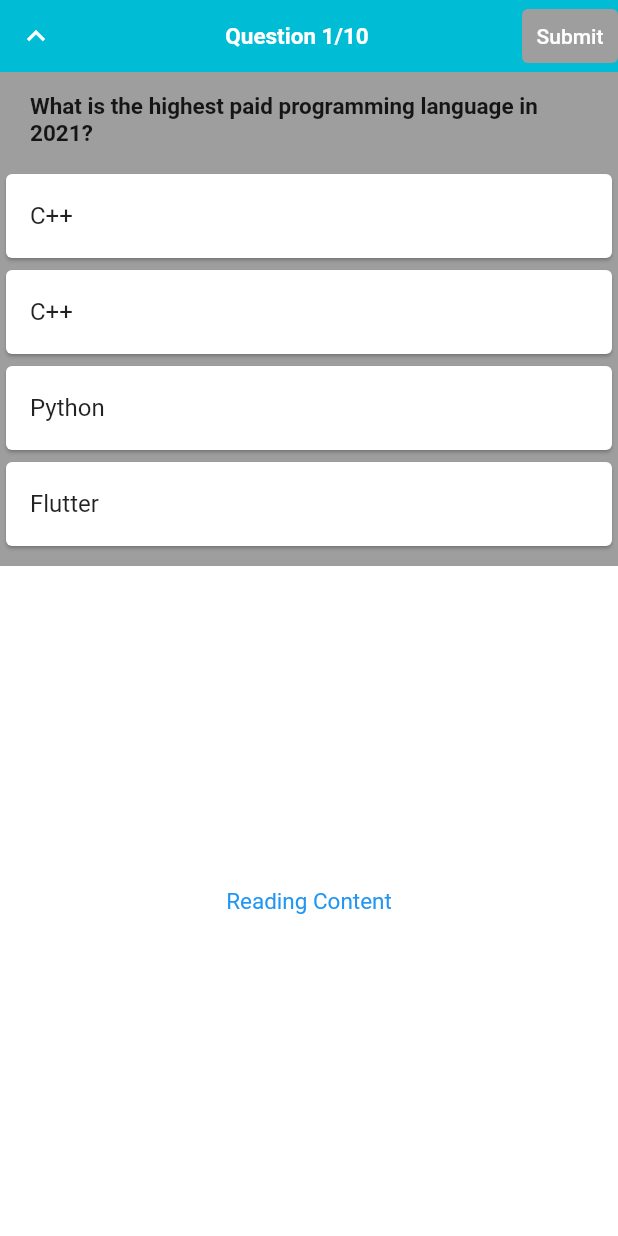
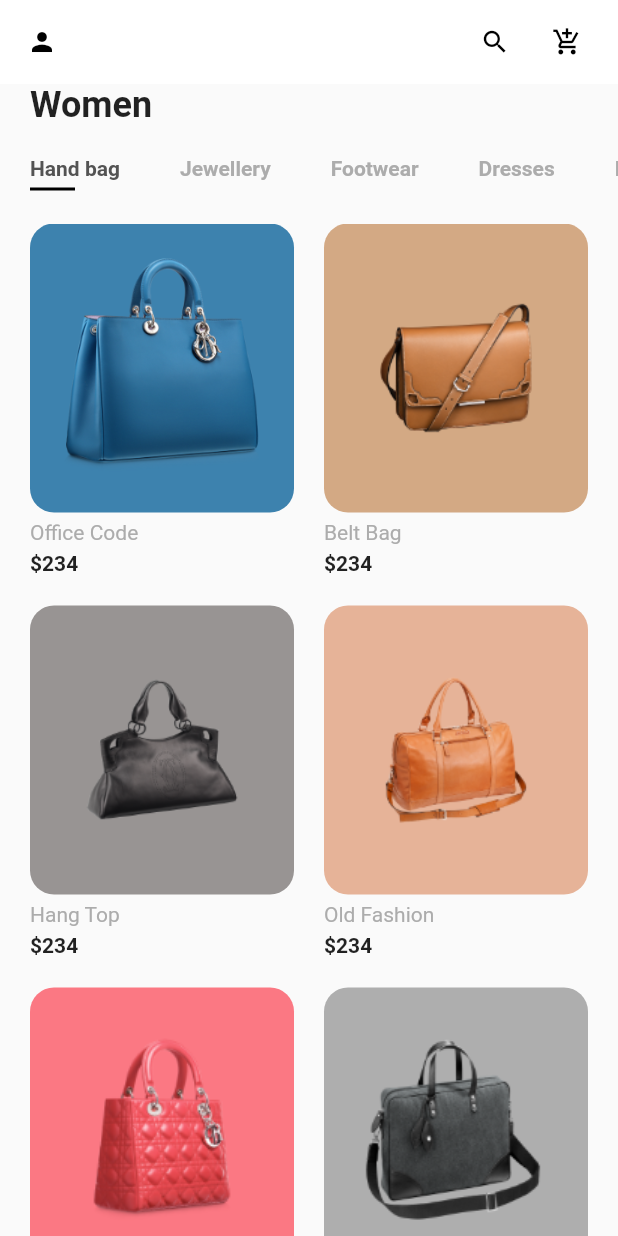
Before and after one commit to entest-hai/flutter_ielts, a Flutter app: the screen it shows after launch, on a phone screen of 412 x 824 dp. Run offline on Flutter 3.47's test engine with Material 2 defaults, Android fonts, the phone set to English and light mode, and no system bars.

Commit message:
add homepageview with gridview

```diff
--- /dev/null
+++ b/lib/Product.dart
@@ -0,0 +1,71 @@
+import 'package:flutter/material.dart';
+
+class Product {
+  final String image, title, description;
+  final int price, size, id;
+  final Color color;
+  Product({
+    this.id,
+    this.image,
+    this.title,
+    this.price,
+    this.description,
+    this.size,
+    this.color,
+  });
+}
+
+List<Product> products = [
+  Product(
+      id: 1,
+      title: "Office Code",
+      price: 234,
+      size: 12,
+      description: dummyText,
+      image: "assets/images/bag_1.png",
+      color: Color(0xFF3D82AE)),
+  Product(
+      id: 2,
+      title: "Belt Bag",
+      price: 234,
+      size: 8,
+      description: dummyText,
+      image: "assets/images/bag_2.png",
+      color: Color(0xFFD3A984)),
+  Product(
+      id: 3,
+      title: "Hang Top",
+      price: 234,
+      size: 10,
+      description: dummyText,
+      image: "assets/images/bag_3.png",
+      color: Color(0xFF989493)),
+  Product(
+      id: 4,
+      title: "Old Fashion",
+      price: 234,
+      size: 11,
+      description: dummyText,
+      image: "assets/images/bag_4.png",
+      color: Color(0xFFE6B398)),
+  Product(
+      id: 5,
+      title: "Office Code",
+      price: 234,
+      size: 12,
+      description: dummyText,
+      image: "assets/images/bag_5.png",
+      color: Color(0xFFFB7883)),
+  Product(
+    id: 6,
+    title: "Office Code",
+    price: 234,
+    size: 12,
+    description: dummyText,
+    image: "assets/images/bag_6.png",
+    color: Color(0xFFAEAEAE),
+  ),
+];
+
+String dummyText =
+    "Lorem Ipsum is simply dummy text of the printing and typesetting industry. Lorem Ipsum has been the industry's standard dummy text ever since. When an unknown printer took a galley.";
--- /dev/null
+++ b/lib/constants.dart
@@ -0,0 +1,6 @@
+import 'package:flutter/material.dart';
+
+const kTextColor = Color(0xFF535353);
+const kTextLightColor = Color(0xFFACACAC);
+
+const kDefaultPaddin = 20.0;
--- a/lib/main.dart
+++ b/lib/main.dart
@@ -1,6 +1,8 @@
 import 'dart:ui';
 import 'package:flutter/material.dart';
+import 'package:flutter_ielts/constants.dart';
 import 'dart:math' as math;
+import 'Product.dart';
 
 void main() {
   runApp(MyApp());
@@ -16,20 +18,214 @@ class MyApp extends StatelessWidget {
         primarySwatch: Colors.blue,
         visualDensity: VisualDensity.adaptivePlatformDensity,
       ),
-      home: ReadingView()
+      home: HomePageView()
+    );
+  }
+}
+
+// HomePageView with GridView
+class HomePageView extends StatefulWidget {
+  @override
+  _HomePageState createState() => _HomePageState();
+}
+
+class _HomePageState extends State<HomePageView> {
+  @override
+  Widget build(BuildContext context) {
+    // TODO: implement build
+    return Scaffold(
+      appBar: buildAppBar(),
+      body: Body(),
+    );
+  }
+
+   AppBar buildAppBar() {
+    return AppBar(
+      backgroundColor: Colors.white,
+      elevation: 0,
+      leading: IconButton(
+        icon: Icon(
+          Icons.person,
+          size: 20,
+          color: Colors.black,
+        ),
+        onPressed: () {},
+      ),
+      actions: [
+        IconButton(
+            icon: Icon(
+              Icons.search,
+              size: 20,
+              color: Colors.black,
+            ),
+            onPressed: () {}
+            ),
+        IconButton(
+            icon: Icon(
+              Icons.add_shopping_cart,
+              size: 20,
+              color: Colors.black,
+            ),
+            onPressed: () {}),
+        SizedBox(width: kDefaultPaddin / 2 ,)
+      ],
+    );
+  }
+}
+
+class Body extends StatelessWidget {
+  @override
+  Widget build(BuildContext context) {
+    // TODO: implement build
+    return Column(
+      crossAxisAlignment: CrossAxisAlignment.start,
+      children: [
+        Padding(padding: const EdgeInsets.symmetric(horizontal: kDefaultPaddin),
+        child: Text("Women",
+        style: Theme.of(context)
+            .textTheme
+            .headline5
+            .copyWith(fontWeight: FontWeight.bold),
+        )
+        ),
+        Categories(),
+        Expanded(
+          child: Padding(
+            padding: const EdgeInsets.symmetric(horizontal: kDefaultPaddin),
+            child: GridView.builder(
+                itemCount: products.length,
+                gridDelegate: SliverGridDelegateWithFixedCrossAxisCount(
+                    crossAxisCount: 2,
+                    mainAxisSpacing: kDefaultPaddin,
+                    crossAxisSpacing: kDefaultPaddin,
+                    childAspectRatio: 0.75
+                ),
+                itemBuilder: (context, index) => ItemCard(
+                  product: products[index],
+                  press: () => Navigator.push(context,
+                    MaterialPageRoute(
+                        builder: (context) => ReadingView()
+                    )
+                  ),
+                )
+            ),
+          ),
+        ),
+      ],
+    );
+  }
+}
+
+class Categories extends StatefulWidget {
+  @override
+  _CategoriesState createState() => _CategoriesState();
+}
+
+class _CategoriesState extends State<Categories> {
+  List<String> categories = ["Hand bag", "Jewellery", "Footwear", "Dresses", "FountainPen"];
+  int selectedIndex = 0;
+  @override
+  Widget build(BuildContext context) {
+    // TODO: implement build
+    return Padding(
+        padding: const EdgeInsets.symmetric(vertical: kDefaultPaddin),
+        child: SizedBox(
+      height: 25,
+      child: ListView.builder(
+          scrollDirection: Axis.horizontal,
+          itemCount: categories.length,
+          itemBuilder: (context, index) => buildCategory(index)),
+    ),
+    );
+  }
+
+  Widget buildCategory(int index){
+    return GestureDetector(
+      onTap: () {
+        setState(() {
+          selectedIndex = index;
+        });
+      },
+      child: Padding(
+        padding: const EdgeInsets.symmetric(horizontal: kDefaultPaddin),
+        child: Column(
+          crossAxisAlignment: CrossAxisAlignment.start,
+          children: [
+            Text(
+              categories[index],
+              style: TextStyle(
+                fontWeight: FontWeight.bold,
+                color: selectedIndex == index ? kTextColor : kTextLightColor,
+              ),
+            ),
+            Container(
+              margin: EdgeInsets.only(top: kDefaultPaddin / 4),
+              height: 2,
+              width: 30,
+              color: selectedIndex == index ? Colors.black : Colors.transparent,
+            )
+          ],
+        ),
+      ),
+    );
+  }
+}
+
+class ItemCard extends StatelessWidget {
+  final Product product;
+  final Function press;
+  const ItemCard({
+    Key key,
+    this.product,
+    this.press
+  }) : super(key: key);
+
+  @override
+  Widget build(BuildContext context) {
+    return GestureDetector(
+      onTap: press,
+      child: Column(
+        crossAxisAlignment: CrossAxisAlignment.start,
+        children: [
+          Expanded(
+            child: Container(
+              padding: EdgeInsets.all(kDefaultPaddin),
+              // height: 180,
+              // width: 160,
+              decoration: BoxDecoration(
+                  color: product.color,
+                  borderRadius: BorderRadius.circular(16)
+              ),
+              child: Image.asset(product.image),
+            ),
+          ),
+          Padding(
+              padding: const EdgeInsets.symmetric(vertical: kDefaultPaddin / 4),
+              child: Text(
+                product.title,
+                style: TextStyle(
+                    color: kTextLightColor
+                ),
+              )
+          ),
+          Text("\$${product.price}", style: TextStyle(
+            fontWeight: FontWeight.bold,
+
+          ),)
+        ],
+      ),
     );
   }
 }
 
 
-
-// Test Container Height Collapse
+// Reading View
 class ReadingView extends StatefulWidget {
   @override
   _ReadingViewState createState() => _ReadingViewState();
 }
 
-
+// Reading View State with QuestionModel Data
 class _ReadingViewState extends State<ReadingView> {
 
   bool isHidden = false;
@@ -84,6 +280,7 @@ class _ReadingViewState extends State<ReadingView> {
     );
   }
 
+  // Create QuestionView with Question and Option
   Widget _QuestionView(QuestionModel question) {
     return ListView(
       children: [
@@ -162,6 +359,7 @@ class _ReadingViewState extends State<ReadingView> {
     );
   }
 
+  // Create QuestionPageView with Horizontal ScollView Per Page
   Widget _QuestionPageView(size, isHidden){
     return  Container(
       width: size.width,
@@ -178,7 +376,7 @@ class _ReadingViewState extends State<ReadingView> {
     );
   }
 
-
+  // Create QuestionBar with Hiden Button to Expand Reading Content
   Widget _QuestionBar(isHidden) {
     return Container(
             color: Colors.cyan,
@@ -214,6 +412,7 @@ class _ReadingViewState extends State<ReadingView> {
           );
   }
 
+  // ReadingContentView with Scroll Vertically
   Widget _ReadingContentView(size){
     return Expanded(
         child: Container(
@@ -240,6 +439,7 @@ class _ReadingViewState extends State<ReadingView> {
   }
 }
 
+// QuestionModel
 class QuestionModel {
   final String question;
   final String optionA;
--- a/pubspec.yaml
+++ b/pubspec.yaml
@@ -45,8 +45,8 @@ flutter:
   uses-material-design: true
 
   # To add assets to your application, add an assets section, like this:
-  # assets:
-  #   - images/a_dot_burr.jpeg
+  assets:
+    - assets/images/
   #   - images/a_dot_ham.jpeg
 
   # An image asset can refer to one or more resolution-specific "variants", see
```
Also changed, not shown: assets/images/bag_1.png (added), assets/images/bag_2.png (added), assets/images/bag_3.png (added), assets/images/bag_4.png (added), assets/images/bag_5.png (added), assets/images/bag_6.png (added).
